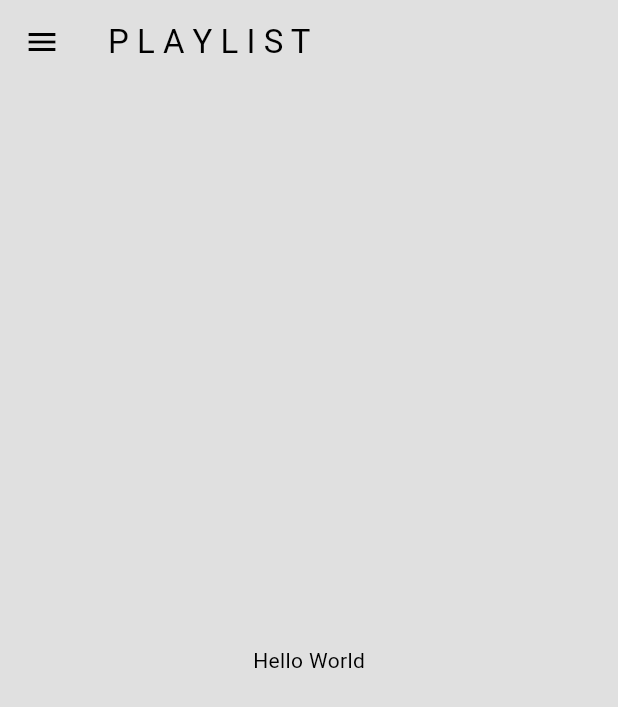
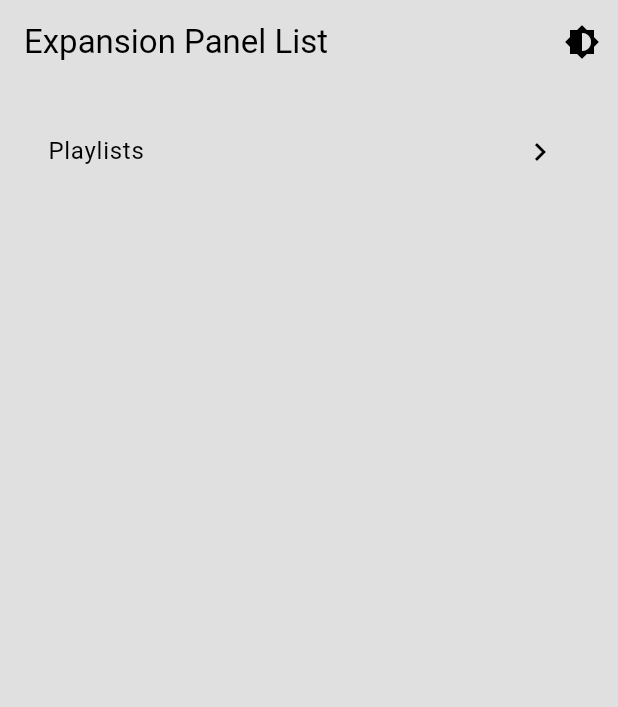
Before and after one commit to Monotone-music/monotone-mobile, a Flutter app: the screen it shows after launch, on a phone screen of 412 x 824 dp. Shown: the top 707 px of the screen. Run offline on Flutter 3.47's test engine with Material 3 defaults, Android fonts, the phone set to English and light mode, and no system bars; our stand-ins replace audio_video_progress_bar, flutter_svg, just_audio.

Commit message:
expansion panel component

```diff
--- a/lib/components/my_drawer.dart
+++ b/lib/components/my_drawer.dart
@@ -17,7 +17,7 @@ class _MyDrawerState extends State<MyDrawer> {
           //logo
           DrawerHeader(
             decoration: BoxDecoration(
-              border: Border(
+              border: const Border(
                 bottom: BorderSide.none,
               ),
               color: Theme.of(context).colorScheme.primary,
@@ -34,7 +34,7 @@ class _MyDrawerState extends State<MyDrawer> {
           Padding(
             padding: const EdgeInsets.only(left: 25.0),
             child: ListTile(
-              title: Text('H O M E'),
+              title: const Text('H O M E'),
               leading: Icon(
                 Icons.home,
                 color: Theme.of(context).colorScheme.primary,
--- a/lib/main.dart
+++ b/lib/main.dart
@@ -19,7 +19,7 @@ class MyApp extends StatelessWidget {
     return MaterialApp(
       title: 'Flutter test',
       debugShowCheckedModeBanner: false,
-      home: HomePage(),
+      home: const HomeScreen(),
       theme: Provider.of<ThemeProvider>(context).themeData,
     );
   }
--- a/lib/pages/home.dart
+++ b/lib/pages/home.dart
@@ -1,25 +1,176 @@
 import 'package:flutter/material.dart';
-import 'package:monotone_flutter/components/my_drawer.dart';
+import 'package:monotone_flutter/themes/theme_provider.dart';
+import 'package:provider/provider.dart';
+import 'package:flutter_svg/flutter_svg.dart';
 
-class HomePage extends StatefulWidget {
-  const HomePage({Key? key}) : super(key: key);
+class HomeScreen extends StatefulWidget {
+  const HomeScreen({super.key});
 
   @override
-  State<HomePage> createState() => _HomePageState();
+  _HomeScreenState createState() => _HomeScreenState();
 }
 
-class _HomePageState extends State<HomePage> {
+class _HomeScreenState extends State<HomeScreen> {
+  final List<Item> _data = generateItems(5);
+
   @override
   Widget build(BuildContext context) {
     return Scaffold(
-      backgroundColor: Theme.of(context).colorScheme.surface,
       appBar: AppBar(
-        title: Text('P L A Y L I S T'),
+        title: const Text('Expansion Panel List'),
+        actions: [
+          IconButton(
+            icon: const Icon(Icons.brightness_6),
+            onPressed: () {
+              Provider.of<ThemeProvider>(context, listen: false).toggleTheme();
+            },
+          ),
+        ],
       ),
-      drawer: MyDrawer(),
-      body: const Center(
-        child: Text('Hello World'),
+      body: ListView(
+        padding: const EdgeInsets.all(16.0),
+        children: [
+          // const Text('Hello World'),
+          // const SizedBox(height: 16),
+          _buildPanel(),
+        ],
+      ),
+    );
+  }
+
+  bool _customTileExpanded = false;
+
+  Widget _buildPanel() {
+    return Column(
+      children: <Widget>[
+        _buildExpansionTile()
+        // const ExpansionTile(
+        //   title: Text('ExpansionTile 1'),
+        //   subtitle: Text('Trailing expansion arrow icon'),
+        //   children: <Widget>[
+        //     ListTile(title: Text('This is tile number 1')),
+        //   ],
+        // ),
+        // ExpansionTile(
+        //   title: const Text('Playlists'),
+        //   // subtitle: const Text('Custom expansion arrow icon'),
+        //   trailing: Icon(
+        //     _customTileExpanded
+        //         ? Icons.keyboard_arrow_down
+        //         : Icons.keyboard_arrow_right,
+        //   ),
+        //   children: const <Widget>[
+        //     ListTile(title: Text('This is tile number 2')),
+        //   ],
+        //   onExpansionChanged: (bool expanded) {
+        //     setState(() {
+        //       _customTileExpanded = expanded;
+        //     });
+        //   },
+        // ),
+        // const ExpansionTile(
+        //   title: Text('ExpansionTile 3'),
+        //   subtitle: Text('Leading expansion arrow icon'),
+        //   controlAffinity: ListTileControlAffinity.leading,
+        //   children: <Widget>[
+        //     ListTile(title: Text('This is tile number 3')),
+        //   ],
+        // ),
+      ],
+    );
+  }
+
+//
+  Widget _buildExpansionTile() {
+    return Theme(
+      data: Theme.of(context).copyWith(dividerColor: Colors.transparent),
+      child: ExpansionTile(
+        title: const Text('Playlists'),
+        trailing: Icon(
+          _customTileExpanded
+              ? Icons.keyboard_arrow_down
+              : Icons.keyboard_arrow_right,
+        ),
+        children: <Widget>[
+          SingleChildScrollView(
+            scrollDirection: Axis.horizontal,
+            child: Row(
+              children: List.generate(10, (index) {
+                return Container(
+                  width: 150,
+                  height: 220,
+                  margin: const EdgeInsets.all(8.0),
+                  color: const Color.fromARGB(255, 18, 43, 19),
+                  child: Column(
+                    crossAxisAlignment: CrossAxisAlignment.start,
+                    children: [
+                      Container(
+                          width: 150,
+                          height: 150,
+                          decoration: BoxDecoration(
+                            color: const Color.fromARGB(255, 47, 109, 49),
+                            borderRadius: BorderRadius.circular(8.0),
+                          ),
+                          child: Container(
+                            alignment: Alignment.center, // <---- The magic
+                            padding: const EdgeInsets.all(12),
+                            child: SvgPicture.asset(
+                              'assets/image/heart_icon.svg',
+                              semanticsLabel: 'My SVG Image',
+                              // fit: BoxFit.scaleDown,
+                              color: Colors.green,
+                              width: 50, //set your width and height
+                              height: 50,
+                            ),
+                          )),
+                      const SizedBox(height: 8.0),
+                      const Text(
+                        'Playlist Name',
+                        style: TextStyle(
+                          fontWeight: FontWeight.bold,
+                          color: Colors.white,
+                        ),
+                      ),
+                      const Text(
+                        'Description',
+                        style: TextStyle(
+                          color: Colors.white70,
+                        ),
+                      ),
+                    ],
+                  ),
+                );
+              }),
+            ),
+          ),
+        ],
+        onExpansionChanged: (bool expanded) {
+          setState(() {
+            _customTileExpanded = expanded;
+          });
+        },
       ),
     );
   }
 }
+
+class Item {
+  Item({
+    required this.headerValue,
+    this.playlists = const [],
+    this.isExpanded = false,
+  });
+
+  String headerValue;
+  List<String> playlists;
+  bool isExpanded;
+}
+
+List<Item> generateItems(int numberOfItems) {
+  return List<Item>.generate(numberOfItems, (int index) {
+    return Item(
+      headerValue: 'Song $index',
+      playlists: List<String>.generate(index, (int index) => 'Playlist $index'),
+    );
+  });
+}
--- a/pubspec.yaml
+++ b/pubspec.yaml
@@ -38,6 +38,7 @@ dependencies:
   audio_video_progress_bar: ^2.0.3
   just_audio: ^0.9.40
   provider: ^6.1.2
+  flutter_svg: ^2.0.5
 
 dev_dependencies:
   flutter_test:
@@ -66,6 +67,9 @@ flutter:
   #   - images/a_dot_burr.jpeg
   #   - images/a_dot_ham.jpeg
 
+  assets:
+    - assets/image/heart_icon.svg
+
   # An image asset can refer to one or more resolution-specific "variants", see
   # https://flutter.dev/to/resolution-aware-images
 
```
Also changed, not shown: assets/image/heart_icon.svg (added), assets/image/icon_9.png (added), pubspec.lock, 1 other file.
